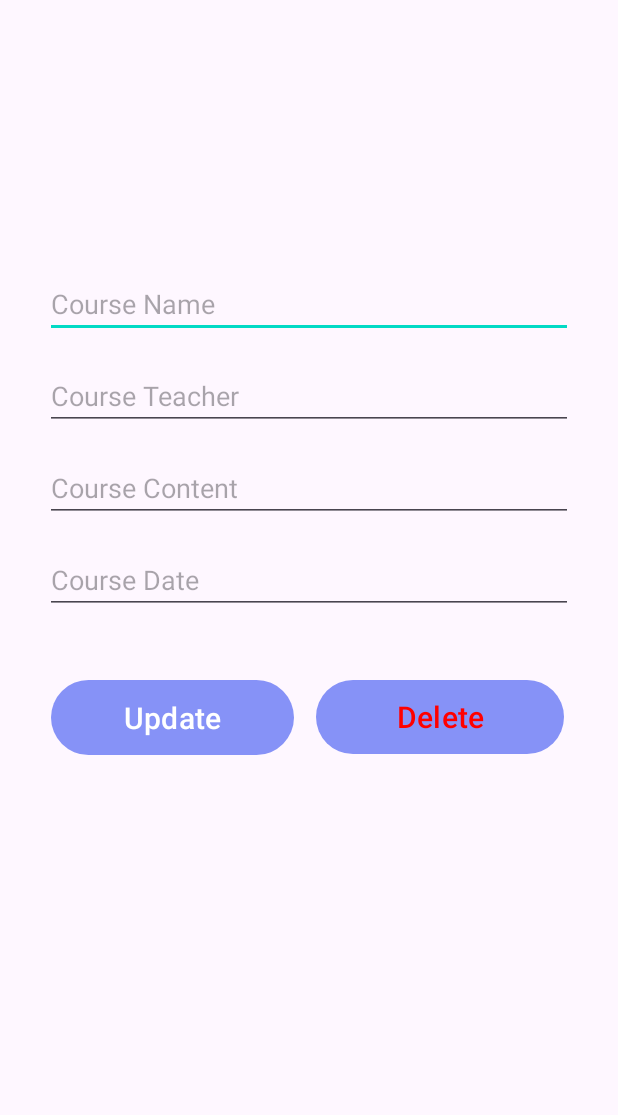
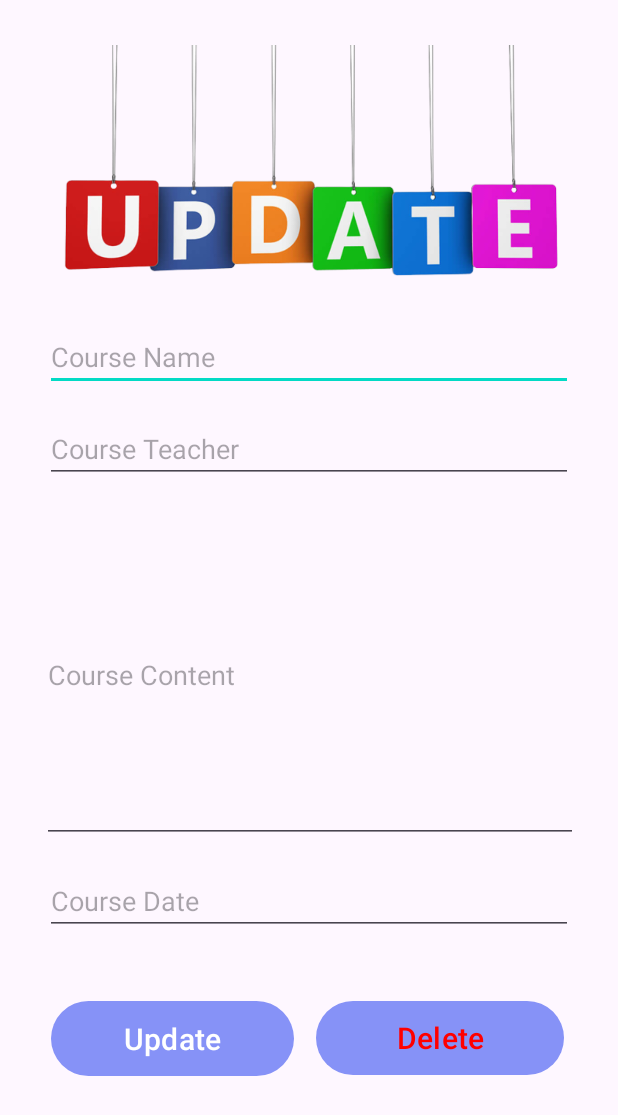
Before and after one commit to Wael-1497/Langscape_5SAE2, an Android app: the UpdateCourseActivity screen opened directly, with no data from a screen before it, on a phone screen of 412 x 824 dp. Shown: the top 1115 px of the screen. Run offline under Robolectric (Android 15) with nearby library versions, the phone set to English and light mode, and no system bars.

Commit message:
Add some images

```diff
--- a/app/src/main/AndroidManifest.xml
+++ b/app/src/main/AndroidManifest.xml
@@ -12,6 +12,9 @@
         android:supportsRtl="true"
         android:theme="@style/Theme.Langscape"
         tools:targetApi="31">
+        <activity
+            android:name=".MenuActivity"
+            android:exported="false" />
         <activity
             android:name=".UpdateCourseActivity"
             android:exported="false" />
--- a/app/src/main/java/tn/sae/langscape/LoginActivity.java
+++ b/app/src/main/java/tn/sae/langscape/LoginActivity.java
@@ -28,7 +28,7 @@ public class LoginActivity extends AppCompatActivity {
                     Boolean checkCredentials = databaseHelper.checkEmailPassword(email, password);
                     if(checkCredentials == true){
                         Toast.makeText(LoginActivity.this, "Login Successfully!", Toast.LENGTH_SHORT).show();
-                        Intent intent  = new Intent(getApplicationContext(), CourseActivity.class);
+                        Intent intent  = new Intent(getApplicationContext(), MenuActivity.class);
                         startActivity(intent);
                     }else{
                         Toast.makeText(LoginActivity.this, "Invalid Credentials", Toast.LENGTH_SHORT).show();
--- a/app/src/main/java/tn/sae/langscape/UpdateCourseActivity.java
+++ b/app/src/main/java/tn/sae/langscape/UpdateCourseActivity.java
@@ -15,6 +15,7 @@ import android.view.MenuItem;
 import android.view.View;
 import android.widget.Button;
 import android.widget.EditText;
+import android.widget.ImageView;
 import android.widget.Toast;
 
 public class UpdateCourseActivity extends AppCompatActivity {
@@ -25,6 +26,8 @@ public class UpdateCourseActivity extends AppCompatActivity {
     protected void onCreate(Bundle savedInstanceState) {
         super.onCreate(savedInstanceState);
         setContentView(R.layout.activity_update_course);
+        ImageView imageView = findViewById(R.id.my_image_view); // Assurez-vous d'avoir le bon ID pour l'ImageView
+        imageView.setImageResource(R.drawable.up);
 
         name_input = findViewById(R.id.name_input2);
         teacher_input = findViewById(R.id.teacher_input2);
--- a/app/src/main/res/layout/activity_update_course.xml
+++ b/app/src/main/res/layout/activity_update_course.xml
@@ -4,20 +4,32 @@
     xmlns:tools="http://schemas.android.com/tools"
     android:layout_width="match_parent"
     android:layout_height="match_parent"
-    tools:context=".UpdateCourseActivity"
-    android:padding="30dp">
+    android:padding="30dp"
+    tools:context=".UpdateCourseActivity">
+
+
+    <ImageView
+        android:id="@+id/my_image_view"
+        android:layout_width="361dp"
+        android:layout_height="155dp"
+        android:scaleType="centerCrop"
+        android:src="@drawable/up"
+        app:layout_constraintEnd_toEndOf="parent"
+        app:layout_constraintHorizontal_bias="0.48"
+        app:layout_constraintStart_toStartOf="parent"
+        app:layout_constraintTop_toTopOf="parent" />
 
     <EditText
         android:id="@+id/name_input2"
         android:layout_width="match_parent"
         android:layout_height="wrap_content"
-        android:layout_marginTop="150dp"
+        android:layout_marginTop="30dp"
         android:ems="10"
         android:hint="Course Name"
         android:inputType="text"
         app:layout_constraintEnd_toEndOf="parent"
         app:layout_constraintStart_toStartOf="parent"
-        app:layout_constraintTop_toTopOf="parent" />
+        app:layout_constraintTop_toBottomOf="@+id/my_image_view" />
 
     <EditText
         android:id="@+id/teacher_input2"
@@ -33,8 +45,8 @@
 
     <EditText
         android:id="@+id/content_input2"
-        android:layout_width="match_parent"
-        android:layout_height="wrap_content"
+        android:layout_width="357dp"
+        android:layout_height="224dp"
         android:layout_marginTop="16dp"
         android:ems="10"
         android:hint="Course Content"
```
Also changed, not shown: app/src/main/java/tn/sae/langscape/MenuActivity.java (added, +31 -0 lines), app/src/main/res/layout/activity_add_course.xml (+13 -2 lines), app/src/main/res/layout/activity_course.xml (+14 -2 lines), app/src/main/res/layout/activity_menu.xml (added, +79 -0 lines), app/src/main/res/drawable/add.png (added), app/src/main/res/drawable/show.png (added), app/src/main/res/drawable/up.png (added), 1 other file.
